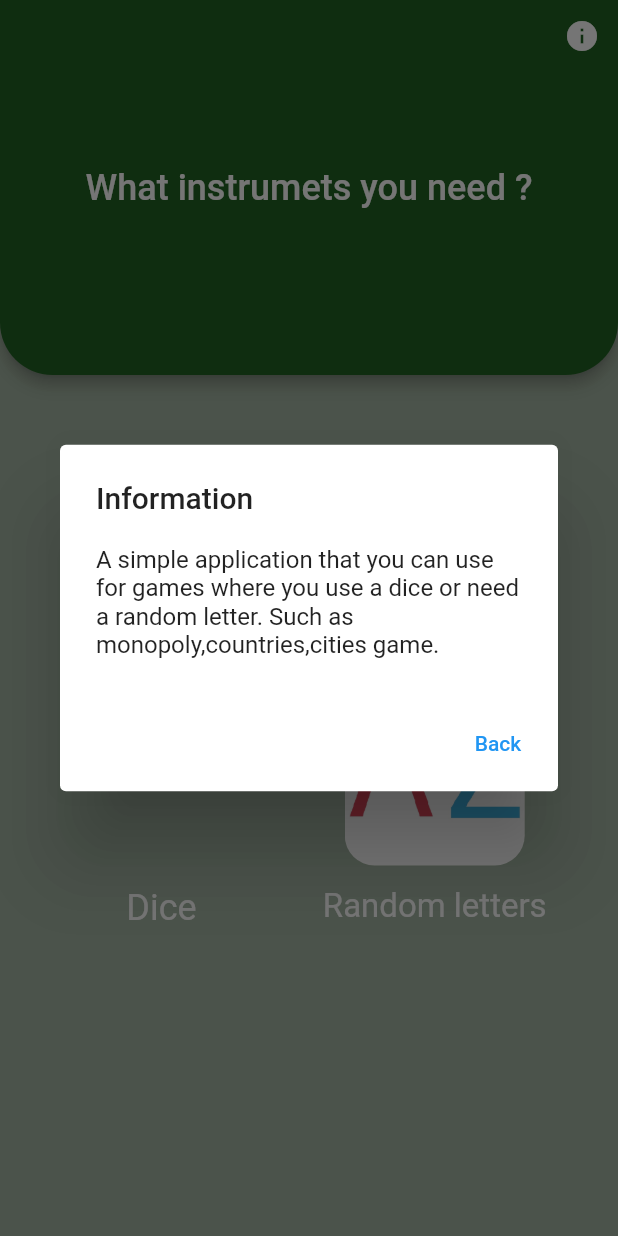
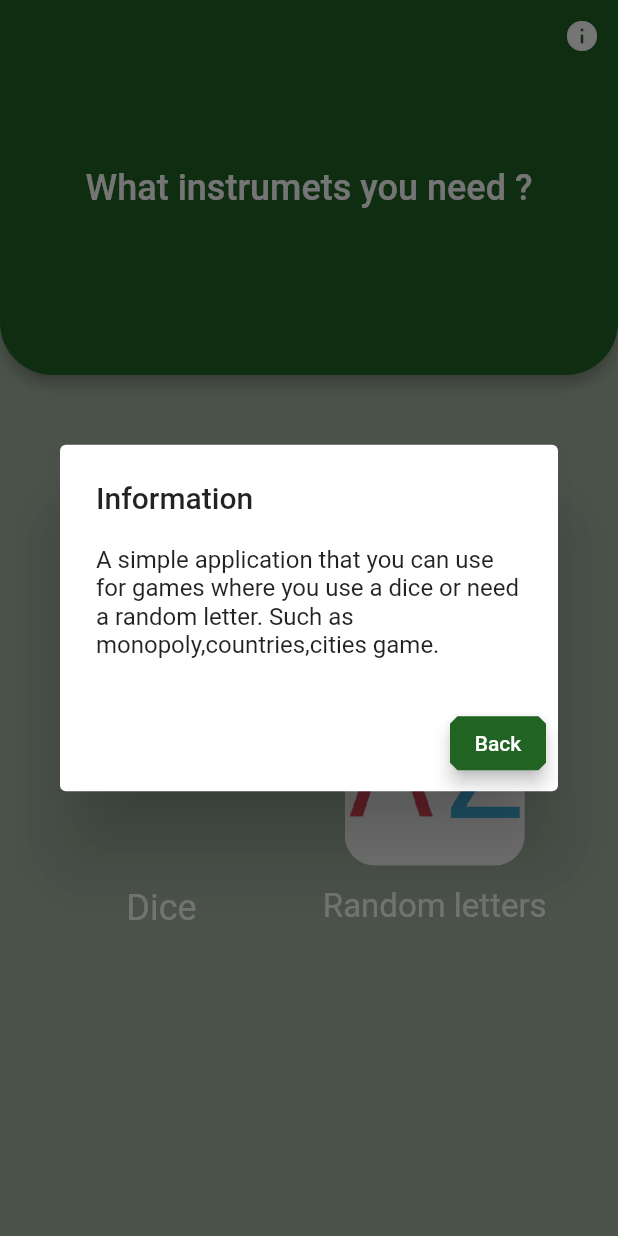
Before and after one commit to patryklaskowski1/instruments_for_various_games, a Flutter app: the screen it shows after launch, after a tap on the "info" icon, on a phone screen of 412 x 824 dp. Run offline on Flutter 3.47's test engine with Material 2 defaults, Android fonts, the phone set to English and light mode, and no system bars.

Commit message:
style textButton in showDialog homePage and randomLettersPageContent

```diff
--- a/lib/app/home_page/home_page.dart
+++ b/lib/app/home_page/home_page.dart
@@ -46,6 +46,15 @@ class HomePage extends StatelessWidget {
                             onPressed: () {
                               Navigator.of(context).pop();
                             },
+                            style: TextButton.styleFrom(
+                              primary: Colors.white,
+                              elevation: 5,
+                              backgroundColor:
+                                  const Color.fromARGB(255, 33, 99, 35),
+                              shape: const BeveledRectangleBorder(
+                                  borderRadius:
+                                      BorderRadius.all(Radius.circular(5))),
+                            ),
                             child: const Text('Back'),
                           )
                         ],
```
Also changed, not shown: lib/app/random_letters_page/random_letters_page_content.dart (+9 -0 lines).
